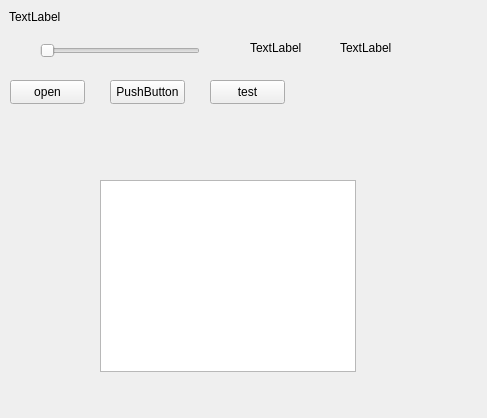
nemoofnemo/NemoMusicPlayer, file NemoMusicPlayer.ui: the form before one commit.
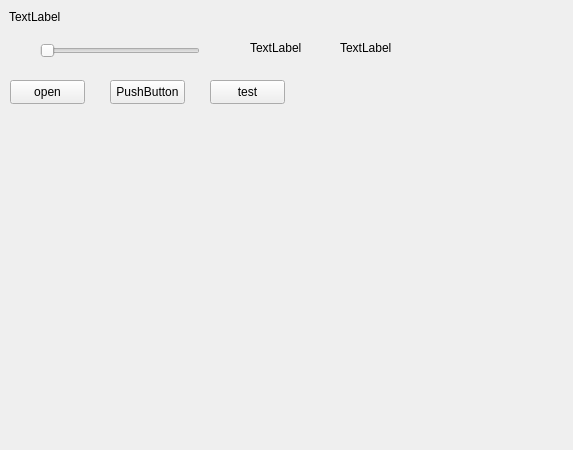
The form after the commit.

Patch:
```diff
--- a/NemoMusicPlayer.ui
+++ b/NemoMusicPlayer.ui
@@ -6,8 +6,8 @@
    <rect>
     <x>0</x>
     <y>0</y>
-    <width>487</width>
-    <height>418</height>
+    <width>573</width>
+    <height>450</height>
    </rect>
   </property>
   <property name="windowTitle">
@@ -98,16 +98,6 @@
      <string>TextLabel</string>
     </property>
    </widget>
-   <widget class="QTextBrowser" name="textBrowser">
-    <property name="geometry">
-     <rect>
-      <x>100</x>
-      <y>180</y>
-      <width>256</width>
-      <height>192</height>
-     </rect>
-    </property>
-   </widget>
    <widget class="QLabel" name="label_3">
     <property name="geometry">
      <rect>
```
